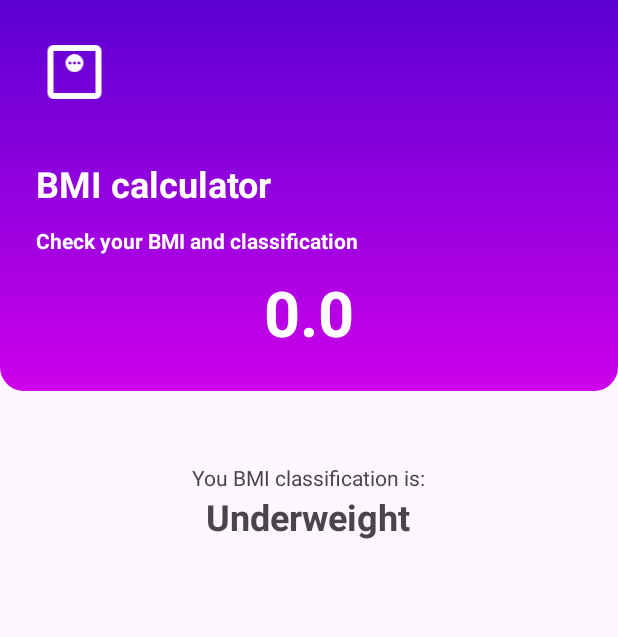
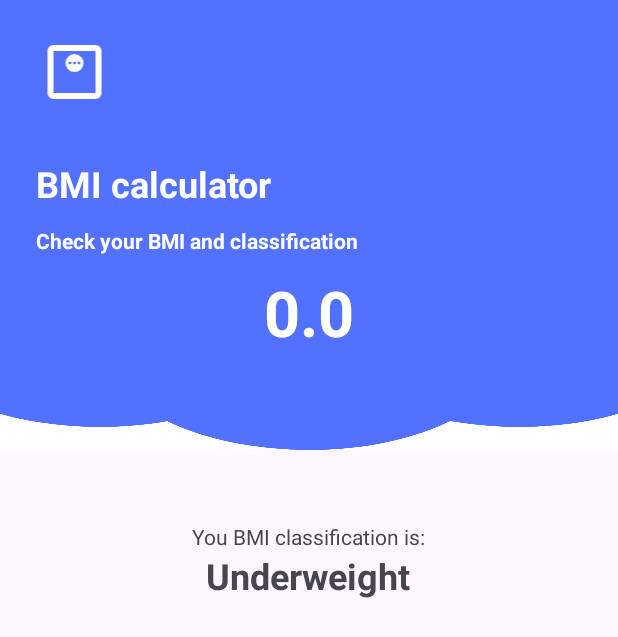
Before and after one commit to s2-AnaPereira-s2/BMI-App, an Android app: the ResultActivity screen opened directly, with no data from a screen before it, on a phone screen of 412 x 824 dp. Shown: the top 637 px of the screen. Run offline under Robolectric (Android 15) with nearby library versions, the phone set to English and light mode, and no system bars.

Commit message:
Changed header background and finished app. Fixed BMI classification.

```diff
--- a/app/src/main/java/com/comunidadedevspace/imc/ResultActivity.kt
+++ b/app/src/main/java/com/comunidadedevspace/imc/ResultActivity.kt
@@ -17,16 +17,16 @@ class ResultActivity : AppCompatActivity() {
         val result_textview = findViewById<TextView>(R.id.result)
         val classification_textview = findViewById<TextView>(R.id.classification)
         result_textview.text = IMC.toString()
-        val classification: String = if (IMC < 18.5) {
+        val classification: String = if (IMC < 18.50) {
             "Underweight"
         }
-         else if (IMC >= 18.5 && IMC <= 24.9) {
+        else if (IMC >= 18.50 && IMC <= 25.00) {
             "Normal"
         }
-         else if (IMC >= 25.0 && IMC <= 29.9) {
+        else if (IMC >= 25.00 && IMC <= 30.00) {
             "Overweight"
         }
-        else if (IMC >= 30.0 && IMC <= 39.9) {
+        else if (IMC >= 30.00 && IMC <= 40.00) {
             "Obesity"
         }
         else {
--- a/app/src/main/res/drawable/gradient_bg.xml
+++ /dev/null
@@ -1,11 +0,0 @@
-<?xml version="1.0" encoding="utf-8"?>
-<shape   xmlns:android="http://schemas.android.com/apk/res/android">
-    <corners
-        android:bottomLeftRadius="16dp"
-        android:bottomRightRadius="16dp"/>
-
-    <gradient
-        android:startColor="@color/primary_400"
-        android:endColor="@color/primary_900"
-        android:angle="90" />
-</shape>
--- a/app/src/main/res/layout/activity_main.xml
+++ b/app/src/main/res/layout/activity_main.xml
@@ -10,8 +10,8 @@
     <LinearLayout
         android:id="@+id/VgHeader"
         android:layout_width="match_parent"
-        android:layout_height="wrap_content"
-        android:background="@drawable/gradient_bg"
+        android:layout_height="300dp"
+        android:background="@drawable/header_bg"
         android:orientation="vertical"
         app:layout_constraintEnd_toEndOf="parent"
         app:layout_constraintStart_toStartOf="parent"
--- a/app/src/main/res/layout/activity_result.xml
+++ b/app/src/main/res/layout/activity_result.xml
@@ -13,8 +13,8 @@
     <LinearLayout
         android:id="@+id/VgHeader"
         android:layout_width="match_parent"
-        android:layout_height="wrap_content"
-        android:background="@drawable/gradient_bg"
+        android:layout_height="300dp"
+        android:background="@drawable/header_bg"
         android:orientation="vertical">
 
         <ImageView
--- a/app/src/main/res/values/colors.xml
+++ b/app/src/main/res/values/colors.xml
@@ -3,6 +3,5 @@
     <color name="black">#FF000000</color>
     <color name="white">#FFFFFFFF</color>
 
-    <color name="primary_400">#cd00ea</color>
-    <color name="primary_900">#5c00d2</color>
+    <color name="blue">#5271ff</color>
 </resources>
--- a/app/src/main/res/values/themes.xml
+++ b/app/src/main/res/values/themes.xml
@@ -2,8 +2,8 @@
     <!-- Base application theme. -->
     <style name="Base.Theme.Calculadoraimc" parent="Theme.Material3.DayNight.NoActionBar">
         <!-- Customize your light theme here. -->
-        <item name="colorPrimary">@color/primary_400</item>
-        <item name="android:statusBarColor">@color/primary_900</item>
+        <item name="colorPrimary">@color/blue</item>
+        <item name="android:statusBarColor">@color/blue</item>
     </style>
 
     <style name="Theme.Calculadoraimc" parent="Base.Theme.Calculadoraimc" />
--- a/build.gradle.kts
+++ b/build.gradle.kts
@@ -1,5 +1,5 @@
 // Top-level build file where you can add configuration options common to all sub-projects/modules.
 plugins {
-    id("com.android.application") version "8.1.2" apply false
+    id("com.android.application") version "8.7.2" apply false
     id("org.jetbrains.kotlin.android") version "1.9.0" apply false
 }
```
Also changed, not shown: app/src/main/res/drawable/header_bg.png (added), gradle/wrapper/gradle-wrapper.properties, 3 other files.
